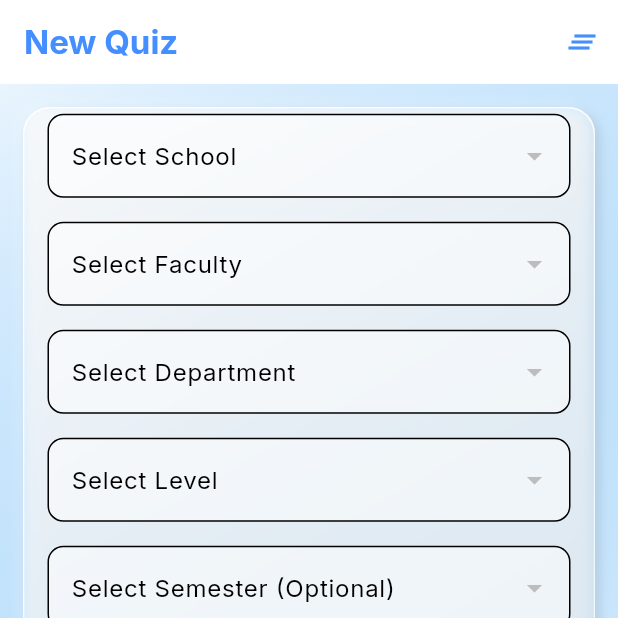
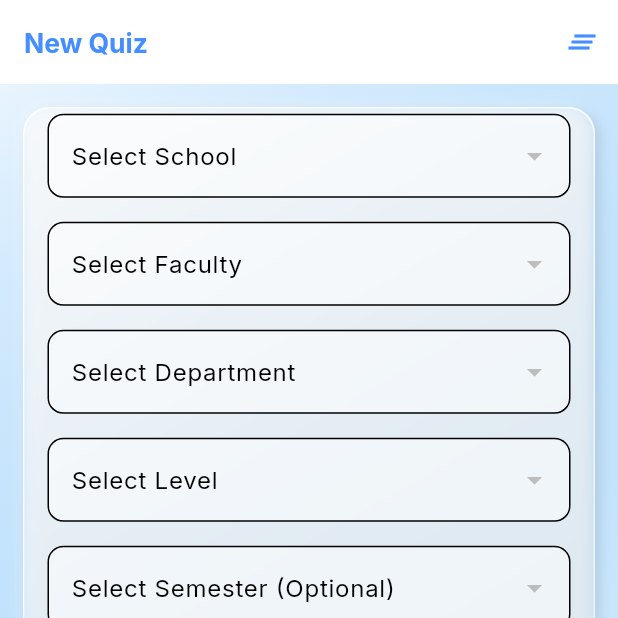
Before and after one commit to sixtusagbo/aceit, a Flutter app: the NewQuizPage screen opened by its route, on a phone screen of 412 x 824 dp, the top half of it. Run offline on Flutter 3.47's test engine with Material 3 defaults, Android fonts, the phone set to English and light mode, and no system bars; drawn by our look-alikes of curved_navigation_bar; our stand-ins replace cloud_firestore, dart_mappable, firebase_auth, firebase_core, flutter_hooks, flutter_screenutil and 5 more; missing offline and left inert: firebase_ui_auth; accounts and stored records are empty; generated files the repository leaves out were written again.

Commit message:
Reuse title style in other pages

```diff
--- a/lib/pages/new_quiz_page.dart
+++ b/lib/pages/new_quiz_page.dart
@@ -87,11 +87,7 @@ class NewQuizPage extends HookConsumerWidget {
       appBar: AppBar(
         title: Text(
           'New Quiz',
-          style: TextStyle(
-            fontWeight: FontWeight.bold,
-            color: kPrimaryColor,
-          ),
-          textAlign: TextAlign.center,
+          style: titleStyle,
         ),
         backgroundColor: Colors.transparent,
         elevation: 0,
--- a/lib/pages/quiz_page.dart
+++ b/lib/pages/quiz_page.dart
@@ -68,7 +68,6 @@ class _QuizContent extends HookConsumerWidget {
     final currentResultId = useState<String?>(resultId);
     final userId = ref.watch(userIdProvider);
     final quizResultAsync = ref.watch(quizResultProvider(quizId));
-    var titleStyle = TextStyle(fontSize: 18.sp);
     // Track initialization
     final hasInitialized = useState(false);
 
```
